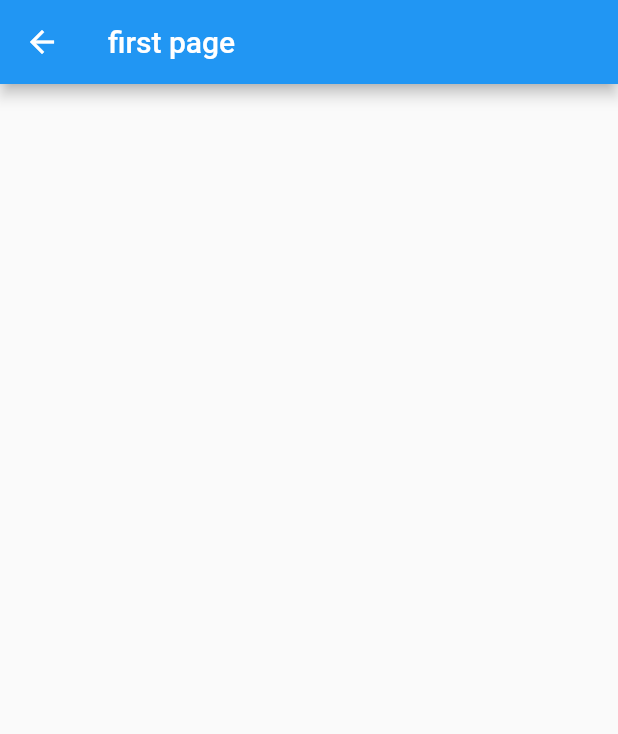
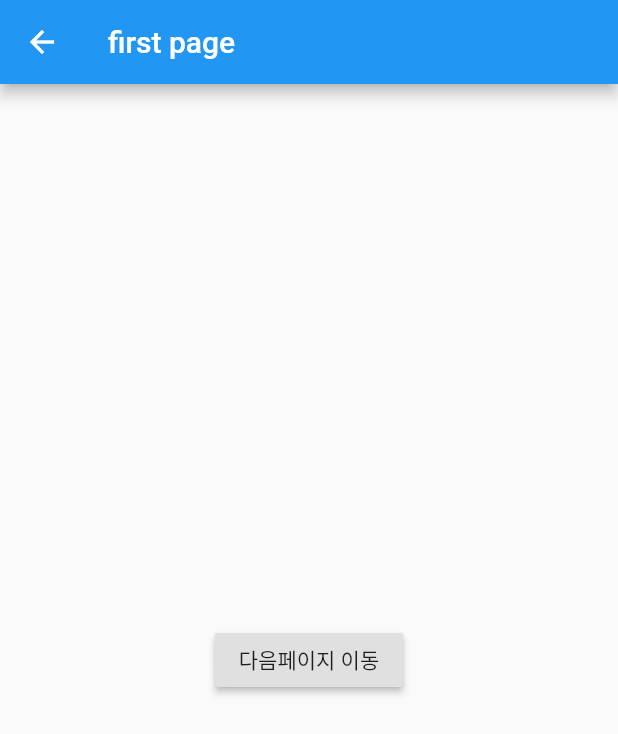
Before and after one commit to rwarou/getX, a Flutter app: the FirstPage screen opened directly, on a phone screen of 412 x 824 dp. Shown: the top 734 px of the screen. Run offline on Flutter 3.47's test engine with Material 2 defaults, Android fonts, the phone set to English and light mode, and no system bars; our stand-ins replace get.

Commit message:
라우트 관리

```diff
--- a/lib/src/pages/normal/first.dart
+++ b/lib/src/pages/normal/first.dart
@@ -1,4 +1,6 @@
 import 'package:flutter/material.dart';
+import 'package:get/get.dart';
+import 'package:get_x/src/pages/normal/second.dart';
 
 class FirstPage extends StatelessWidget {
   const FirstPage({Key? key}) : super(key: key);
@@ -9,6 +11,24 @@ class FirstPage extends StatelessWidget {
       appBar: AppBar(
         title: const Text("first page"),
       ),
+      body: Center(
+        child: Column(
+          mainAxisAlignment: MainAxisAlignment.center,
+          children: [
+            RaisedButton(
+              child: const Text("다음페이지 이동"),
+              onPressed: () {
+                // Navigator.of(context).push(
+                //   MaterialPageRoute(
+                //     builder: (_) => FirstPage(),
+                //   ),
+                // );
+                Get.to(SecondPage());
+              },
+            )
+          ],
+        ),
+      ),
     );
   }
 }
```
Also changed, not shown: lib/src/pages/normal/second.dart (added, +38 -0 lines).
